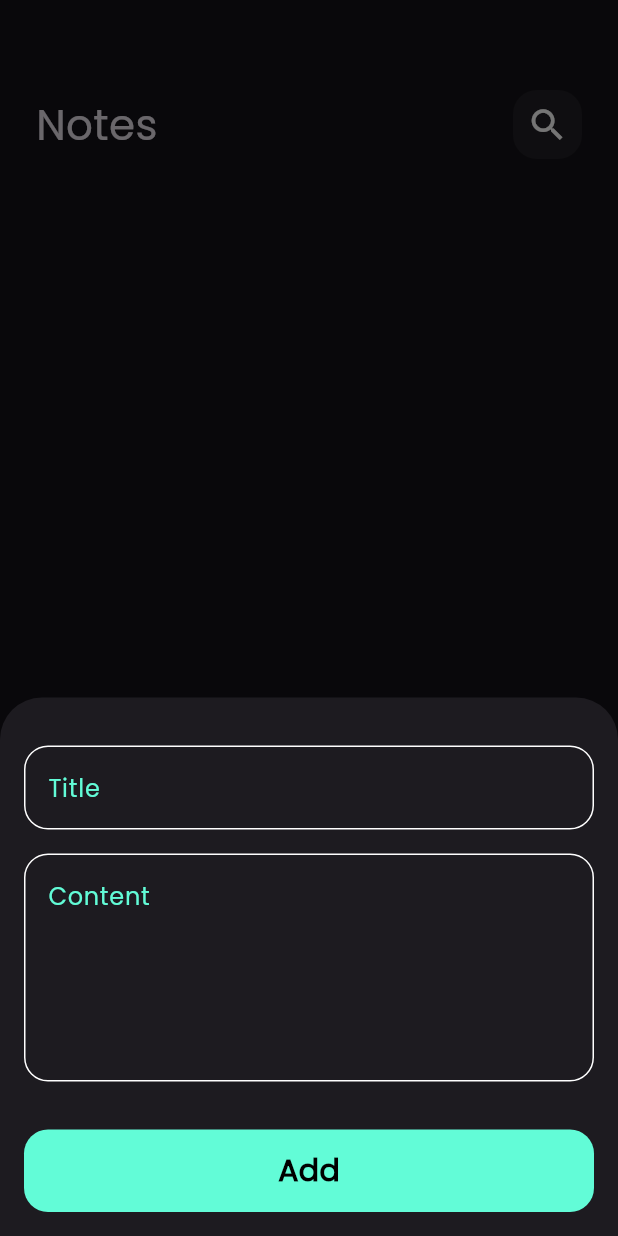
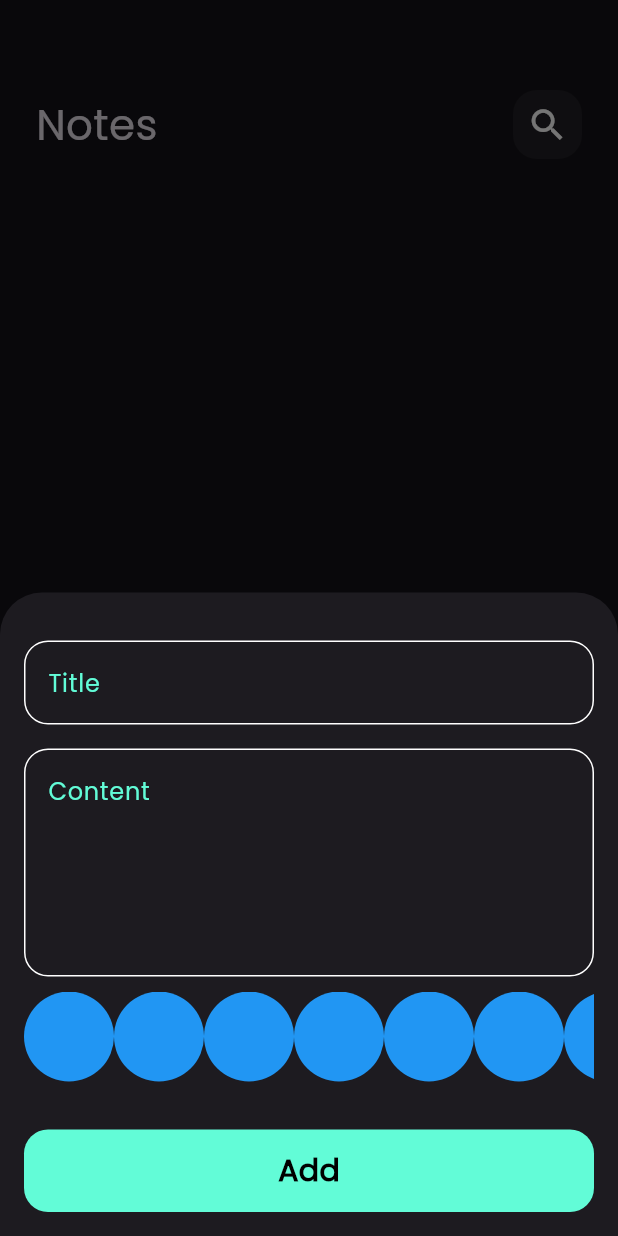
Before and after one commit to bagh98/notes_app, a Flutter app: the screen it shows after launch, after a tap on the "add" icon, on a phone screen of 412 x 824 dp. Run offline on Flutter 3.47's test engine with Material 3 defaults, Android fonts, the phone set to English and light mode, and no system bars; our stand-ins replace bloc, flutter_bloc, font_awesome_flutter, hive, hive_flutter; accounts and stored records are empty.

Commit message:
create colors list view part 1

```diff
--- a/lib/models/note_model.dart
+++ b/lib/models/note_model.dart
@@ -5,13 +5,13 @@ part 'note_model.g.dart';
 @HiveType(typeId: 0)
 class NoteModel extends HiveObject {
   @HiveField(0)
-  final String title;
+  String title;
   @HiveField(1)
-  final String subTitle;
+  String subTitle;
   @HiveField(2)
   final String date;
   @HiveField(3)
-  final int color;
+  int color;
 
   NoteModel({
     required this.title,
--- a/lib/views/widgets/add_note_form.dart
+++ b/lib/views/widgets/add_note_form.dart
@@ -4,6 +4,7 @@ import 'package:intl/intl.dart';
 import 'package:nots_app/cubits/add_note_cubit/add_notes_cubit.dart';
 
 import '../../models/note_model.dart';
+import 'colors_list view .dart';
 import 'custom_buttom.dart';
 import 'custom_text_field.dart';
 
@@ -43,6 +44,10 @@ class _AddNoteFormState extends State<AddNoteForm> {
             maxLines: 5,
           ),
           const SizedBox(
+            height: 10,
+          ),
+          ColorsListView(),
+          const SizedBox(
             height: 32,
           ),
           BlocBuilder<AddNotesCubit, AddNotesState>(
--- /dev/null
+++ b/lib/views/widgets/colors_list view .dart
@@ -0,0 +1,29 @@
+import 'package:flutter/material.dart';
+
+class ColorItem extends StatelessWidget {
+  const ColorItem({super.key});
+
+  @override
+  Widget build(BuildContext context) {
+    return CircleAvatar(
+      radius: 30,
+      backgroundColor: Colors.blue,
+    );
+  }
+}
+
+class ColorsListView extends StatelessWidget {
+  const ColorsListView({super.key});
+
+  @override
+  Widget build(BuildContext context) {
+    return SizedBox(
+      height: 30 * 2,
+      child: ListView.builder(
+        itemCount: 10,
+        scrollDirection: Axis.horizontal,
+        itemBuilder: (context, index) => const ColorItem(),
+      ),
+    );
+  }
+}
--- a/lib/views/widgets/custom_app_bar.dart
+++ b/lib/views/widgets/custom_app_bar.dart
@@ -4,7 +4,9 @@ import 'package:nots_app/views/widgets/custom_icon.dart';
 class CustomAppBAr extends StatelessWidget {
   final String text;
   final IconData icon;
-  const CustomAppBAr({super.key, required this.text, required this.icon});
+  final VoidCallback? onTap;
+  const CustomAppBAr(
+      {super.key, required this.text, required this.icon, this.onTap});
 
   @override
   Widget build(BuildContext context) {
@@ -17,7 +19,8 @@ class CustomAppBAr extends StatelessWidget {
           ),
         ),
         const Spacer(),
-        CustomSearchIcon(
+        CustomIcon(
+          onTap: onTap,
           icon: icon,
         ),
       ],
--- a/lib/views/widgets/custom_icon.dart
+++ b/lib/views/widgets/custom_icon.dart
@@ -1,8 +1,9 @@
 import 'package:flutter/material.dart';
 
-class CustomSearchIcon extends StatelessWidget {
+class CustomIcon extends StatelessWidget {
   final IconData icon;
-  const CustomSearchIcon({super.key, required this.icon});
+  final void Function()? onTap;
+  const CustomIcon({super.key, required this.icon, this.onTap});
 
   @override
   Widget build(BuildContext context) {
@@ -13,10 +14,13 @@ class CustomSearchIcon extends StatelessWidget {
         color: Colors.white.withOpacity(0.05),
         borderRadius: BorderRadius.circular(16),
       ),
-      child: Icon(
-        icon,
-        size: 28,
-        color: Colors.white,
+      child: IconButton(
+        onPressed: onTap,
+        icon: Icon(
+          icon,
+          size: 28,
+          color: Colors.white,
+        ),
       ),
     );
   }
--- a/lib/views/widgets/custom_text_field.dart
+++ b/lib/views/widgets/custom_text_field.dart
@@ -6,13 +6,20 @@ class CustomTextField extends StatelessWidget {
 
   final void Function(String?)? onSaved;
 
+  final void Function(String)? onChanged;
+
   final int maxLines;
   const CustomTextField(
-      {super.key, required this.hintText, this.maxLines = 1, this.onSaved});
+      {super.key,
+      required this.hintText,
+      this.maxLines = 1,
+      this.onSaved,
+      this.onChanged});
 
   @override
   Widget build(BuildContext context) {
     return TextFormField(
+      onChanged: onChanged,
       onSaved: onSaved,
       validator: (value) => value?.isEmpty ?? true ? 'Field is required' : null,
       cursorColor: KPrimaryColor,
--- a/lib/views/widgets/notes_item.dart
+++ b/lib/views/widgets/notes_item.dart
@@ -16,7 +16,9 @@ class NotesItem extends StatelessWidget {
         Navigator.push(
             context,
             MaterialPageRoute(
-              builder: (context) => const EditNoteView(),
+              builder: (context) => EditNoteView(
+                note: note,
+              ),
             ));
       },
       child: Container(
```
Also changed, not shown: lib/views/edit_note_view.dart (+7 -2 lines), lib/views/widgets/edit_note_view_body.dart (+38 -9 lines).
